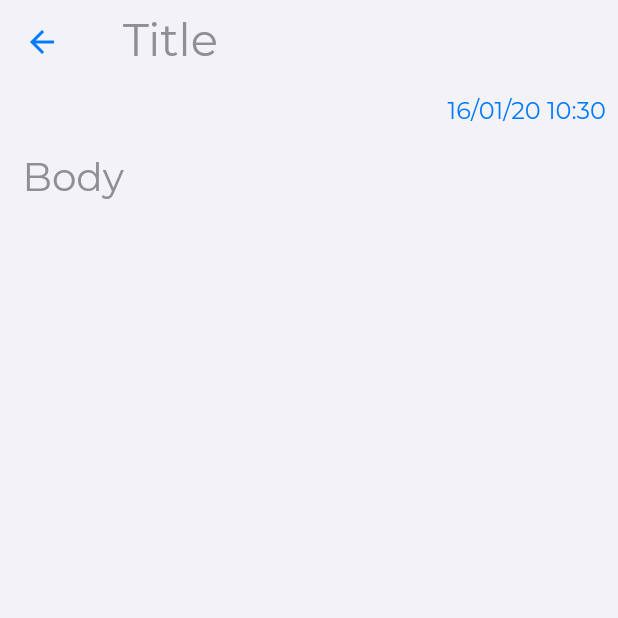
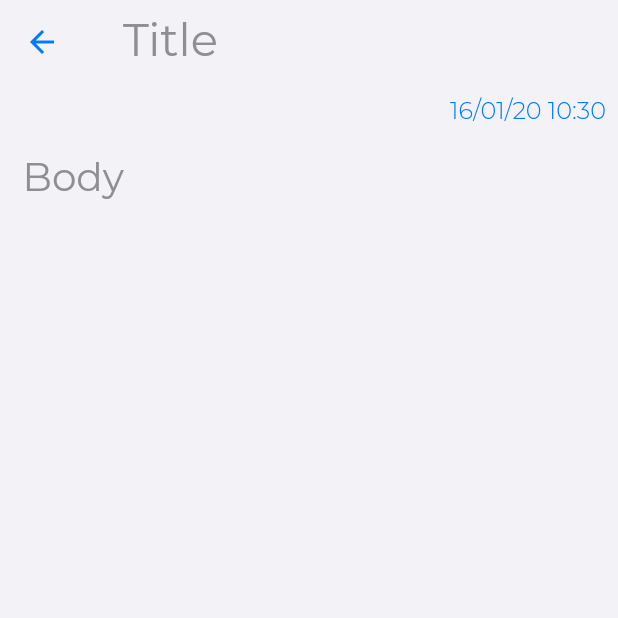
Before and after one commit to yousifm/flutter_notes, a Flutter app: the AddNoteScreen screen opened by its route, after a tap on the "check" icon, on a phone screen of 412 x 824 dp, the top half of it. Run offline on Flutter 3.47's test engine with Material 2 defaults, Android fonts, the phone set to English and light mode, and no system bars; our stand-ins replace sqflite; accounts and stored records are empty.

Commit message:
change style

```diff
--- a/lib/screens/add_note_screen.dart
+++ b/lib/screens/add_note_screen.dart
@@ -77,7 +77,9 @@ class _AddNoteScreenState extends State<AddNoteScreen> {
                     ? DateFormat("dd/MM/yy HH:mm").format(note.timeEditted)
                     : "",
                 style: TextStyle(
-                    color: Theme.of(context).primaryColor, fontSize: 16),
+                    color: Theme.of(context).primaryColor,
+                    fontSize: 16,
+                    fontWeight: FontWeight.w300),
               ),
             ),
             Expanded(
--- a/lib/widgets/note_item.dart
+++ b/lib/widgets/note_item.dart
@@ -30,8 +30,7 @@ class NoteItem extends StatelessWidget {
             borderRadius: BorderRadius.circular(5),
           ),
           child: Padding(
-            padding:
-                const EdgeInsets.only(top: 10, left: 10, right: 10, bottom: 10),
+            padding: const EdgeInsets.all(8),
             child:
                 Column(crossAxisAlignment: CrossAxisAlignment.start, children: [
               Row(mainAxisAlignment: MainAxisAlignment.spaceBetween, children: [
```
